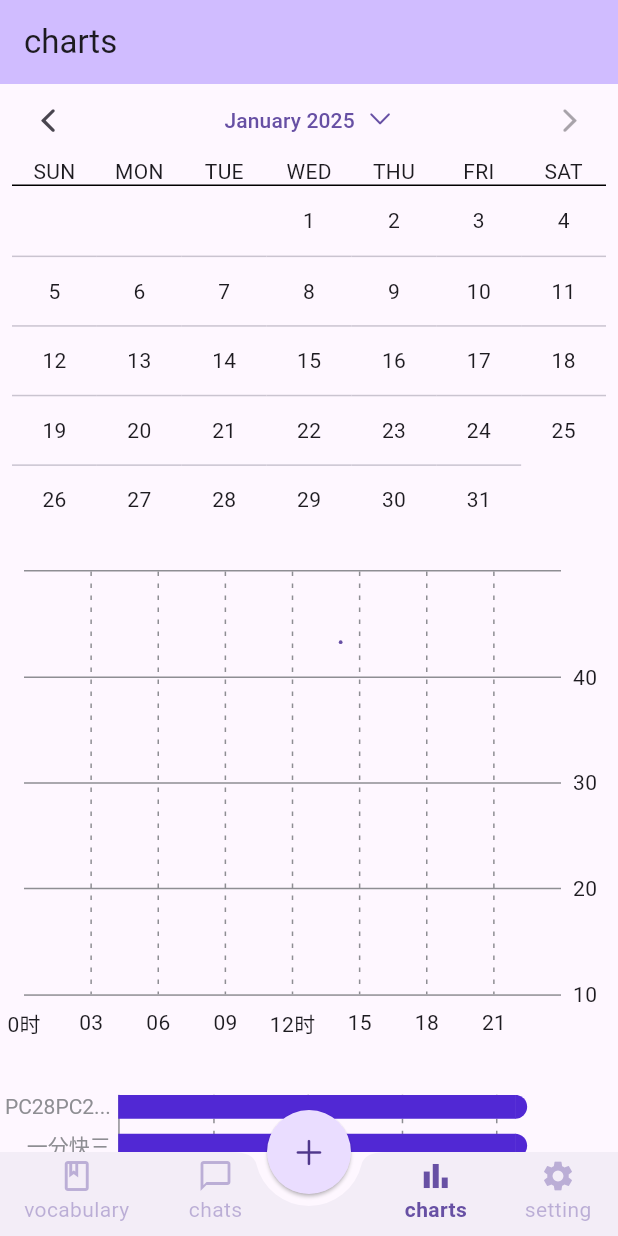
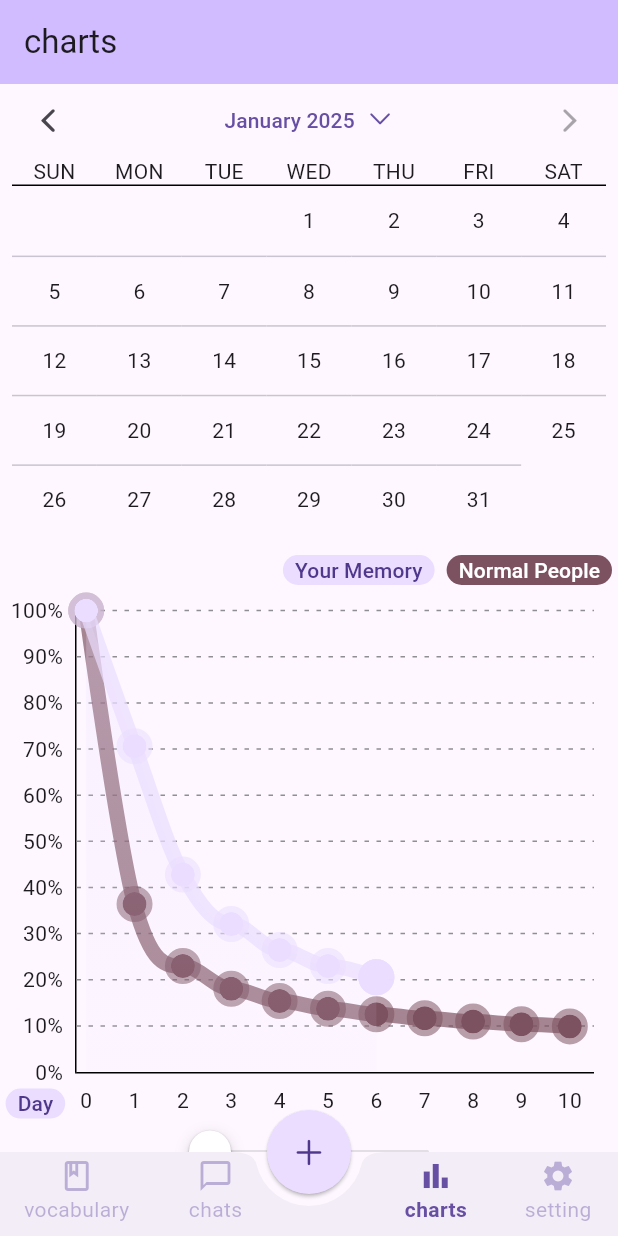
Before and after one commit to cia1099/ai_vocabulary, a Flutter app: the screen it shows after launch, item 3 of the bottom bar chosen, on a phone screen of 412 x 824 dp. Run offline on Flutter 3.47's test engine with Material 3 defaults, Android fonts, the phone set to English and light mode, and no system bars; drawn by our look-alikes of fl_chart, flutter_platform_widgets; our stand-ins replace audioplayers, azlistview, dotted_line, flutter_spinkit, lottie, reorderable_grid_view and 2 more; missing offline and left inert: flutter_web_frame, record, sqlite3.

Commit message:
completed remember chart presentation

```diff
--- a/im_charts/lib/src/remember_chart.dart
+++ b/im_charts/lib/src/remember_chart.dart
@@ -4,19 +4,26 @@ import 'package:fl_chart/fl_chart.dart';
 import 'package:flutter/cupertino.dart';
 import 'package:flutter/material.dart';
 
-class RememberChart extends StatelessWidget {
+class RememberChart extends StatefulWidget {
   final double trainingRate;
   const RememberChart({super.key, required this.trainingRate});
 
   @override
+  State<RememberChart> createState() => _RememberChartState();
+}
+
+class _RememberChartState extends State<RememberChart> {
+  var sliderValue = .0, flow = 1;
+  final flowDelay = Durations.short4;
+
+  @override
   Widget build(BuildContext context) {
-    double sliderValue = 0;
     final colorScheme = Theme.of(context).colorScheme;
     final textTheme = Theme.of(context).textTheme;
+    final minX = sliderValue.floor(), maxX = sliderValue.floor() + 10;
     return AspectRatio(
       aspectRatio: .95,
-      child: StatefulBuilder(
-        builder: (context, setState) => Column(
+      child: Column(
         children: [
           Container(
             height: kTextTabBarHeight,
@@ -27,8 +34,7 @@ class RememberChart extends StatelessWidget {
                   padding: const EdgeInsets.symmetric(horizontal: 8),
                   decoration: BoxDecoration(
                     color: colorScheme.primaryContainer,
-                      borderRadius:
-                          BorderRadius.circular(kRadialReactionRadius),
+                    borderRadius: BorderRadius.circular(kRadialReactionRadius),
                   ),
                   child: Text('Your Memory',
                       style: textTheme.titleSmall
@@ -37,8 +43,7 @@ class RememberChart extends StatelessWidget {
                   padding: const EdgeInsets.symmetric(horizontal: 8),
                   decoration: BoxDecoration(
                     color: colorScheme.tertiary,
-                      borderRadius:
-                          BorderRadius.circular(kRadialReactionRadius),
+                    borderRadius: BorderRadius.circular(kRadialReactionRadius),
                   ),
                   child: Text(
                     'Normal People',
@@ -51,15 +56,24 @@ class RememberChart extends StatelessWidget {
             child: Stack(
               children: [
                 Positioned.fill(
-                    child: LineChart(
-                      figure(sliderValue.floor(), sliderValue.floor() + 10,
-                          context),
-                      duration: Durations.medium1 * 2,
+                  child: StreamBuilder(
+                      stream: (i) async* {
+                        while (i < maxX - minX + 1) {
+                          yield ++i;
+                          await Future.delayed(flowDelay);
+                        }
+                      }(flow),
+                      builder: (context, snapshot) {
+                        flow = snapshot.data ?? flow;
+                        return LineChart(
+                          figure(minX, maxX, context),
+                          duration: flowDelay * 2,
                           curve: Curves.easeOutSine,
-                    ),
+                        );
+                      }),
                 ),
                 Align(
-                    alignment: const Alignment(-.95, 1),
+                  alignment: const Alignment(-.98, 1),
                   child: Container(
                       padding: const EdgeInsets.symmetric(horizontal: 8),
                       decoration: BoxDecoration(
@@ -68,8 +82,8 @@ class RememberChart extends StatelessWidget {
                             BorderRadius.circular(kRadialReactionRadius),
                       ),
                       child: Text('Day',
-                            style: textTheme.titleSmall?.apply(
-                                color: colorScheme.onPrimaryContainer))),
+                          style: textTheme.titleSmall
+                              ?.apply(color: colorScheme.onPrimaryContainer))),
                 ),
               ],
             ),
@@ -87,7 +101,6 @@ class RememberChart extends StatelessWidget {
           )
         ],
       ),
-      ),
     );
   }
 
@@ -95,13 +108,15 @@ class RememberChart extends StatelessWidget {
     final colorScheme = Theme.of(context).colorScheme;
     return LineChartData(
       maxX: maxX + .5,
-      minX: minX - .5,
+      minX: minX - .2,
       maxY: 1.01,
       minY: .0,
       lineBarsData: [
         generalCurve(minX, maxX, color: colorScheme.tertiary),
         generalCurve(minX, maxX,
-            color: colorScheme.primary, fib: trainingRate, shadow: true),
+            color: colorScheme.primaryContainer,
+            fib: widget.trainingRate,
+            shadow: true),
       ],
       lineTouchData: LineTouchData(
         touchTooltipData: LineTouchTooltipData(
@@ -117,7 +132,7 @@ class RememberChart extends StatelessWidget {
             final memory = (sport.y * 1e2).roundToDouble();
             final color = sport.barIndex == 0
                 ? colorScheme.tertiary
-                : colorScheme.primary;
+                : colorScheme.onPrimaryContainer;
             return LineTooltipItem('Remember: ${memory.toStringAsFixed(0)}%',
                 Theme.of(context).textTheme.titleSmall!.apply(color: color));
           }).toList(),
@@ -149,7 +164,14 @@ class RememberChart extends StatelessWidget {
 
   LineChartBarData generalCurve(int minX, int maxX,
       {required Color color, double fib = 1, bool shadow = false}) {
-    final X = List.generate((maxX - minX) + 1, (i) => minX + i);
+    final length = maxX - minX + 1;
+    var X = [];
+    if (shadow) {
+      X = List.generate(flow, (i) => minX + i) +
+          List.filled(length - flow, flow - 1);
+    } else {
+      X = List.generate(length, (i) => minX + i);
+    }
     final gradientColors = [
       color.withAlpha(0x42),
       color.withAlpha(0x0F),
--- a/lib/pages/home_page.dart
+++ b/lib/pages/home_page.dart
@@ -21,6 +21,7 @@ class HomePage extends StatefulWidget {
 
 class _HomePageState extends State<HomePage> {
   var _index = 0;
+  final pageController = PageController();
   var editableAlphabet = false;
   final bottomItems = [
     BottomNavigationBarItem(
@@ -77,12 +78,23 @@ class _HomePageState extends State<HomePage> {
                   ]
                 : null,
           )),
-      body: IndexedStack(index: _index, children: [
-        const VocabularyTab(),
-        AlphabetListTab(editable: editableAlphabet),
-        const ChartTab(),
-        const SettingTab(),
-      ]),
+      body: PageView.builder(
+        controller: pageController,
+        itemBuilder: (context, index) => switch (index) {
+          1 => AlphabetListTab(editable: editableAlphabet),
+          2 => const ChartTab(),
+          3 => const SettingTab(),
+          _ => const VocabularyTab(),
+        },
+        itemCount: 4,
+        physics: const NeverScrollableScrollPhysics(),
+      ),
+      // IndexedStack(index: _index, children: [
+      //   const VocabularyTab(),
+      //   AlphabetListTab(editable: editableAlphabet),
+      //   const ChartTab(),
+      //   const SettingTab(),
+      // ]),
       bottomNavigationBar: BottomAppBar(
         padding: const EdgeInsets.symmetric(horizontal: 16, vertical: 4),
         height: kBottomNavigationBarHeight,
@@ -109,14 +121,15 @@ class _HomePageState extends State<HomePage> {
                       ? null
                       : setState(() {
                           _index = index;
+                          pageController.jumpToPage(index);
                         }),
                   icon: Column(
                     children: [
                       Theme(
                           data: ThemeData(
                               iconTheme: IconThemeData(
-                                  color: colorScheme.primary
-                                      .withOpacity(_index == index ? 1 : .4))),
+                                  color: colorScheme.primary.withValues(
+                                      alpha: _index == index ? 1 : .4))),
                           child: bottomItems[index].icon),
                       // _index == index
                       //     ? Expanded(
@@ -126,7 +139,7 @@ class _HomePageState extends State<HomePage> {
                         '${bottomItems[index].label}',
                         style: TextStyle(
                           color: colorScheme.primary
-                              .withOpacity(_index == index ? 1 : .4),
+                              .withValues(alpha: _index == index ? 1 : .4),
                           fontWeight: _index == index ? FontWeight.w600 : null,
                         ),
                       )
--- a/lib/views/chart_tab.dart
+++ b/lib/views/chart_tab.dart
@@ -9,27 +9,28 @@ class ChartTab extends StatelessWidget {
 
   @override
   Widget build(BuildContext context) {
-    final maxHeight = MediaQuery.of(context).size.height -
-        kToolbarHeight -
-        kBottomNavigationBarHeight;
+    // final maxHeight = MediaQuery.of(context).size.height -
+    //     kToolbarHeight -
+    //     kBottomNavigationBarHeight;
     return SingleChildScrollView(
       physics:
           const AlwaysScrollableScrollPhysics(parent: BouncingScrollPhysics()),
       child: Column(
         children: [
           const Calendar(),
-          Container(
-            margin: const EdgeInsets.only(left: 8),
-            child: ImLineChart(
-              statisticTime: StatisticTime.hour,
-              playAnimation: true,
-              xData: List.generate(256, (index) => createTodayTime()),
-              yData: List.generate(256, (index) => createProfit()),
-              pointAtLine: (t, y) {
-                debugPrint('what time is the value?\nt=$t\nvalue=$y');
-              },
-            ),
-          ),
+          // Container(
+          //   margin: const EdgeInsets.only(left: 8),
+          //   child: ImLineChart(
+          //     statisticTime: StatisticTime.hour,
+          //     playAnimation: true,
+          //     xData: List.generate(256, (index) => createTodayTime()),
+          //     yData: List.generate(256, (index) => createProfit()),
+          //     pointAtLine: (t, y) {
+          //       debugPrint('what time is the value?\nt=$t\nvalue=$y');
+          //     },
+          //   ),
+          // ),
+          const RememberChart(trainingRate: 2.5),
           AspectRatio(
             aspectRatio: 1.5,
             child: ImBarChart(
```
Lines whose indentation alone changed are shown as unchanged.
